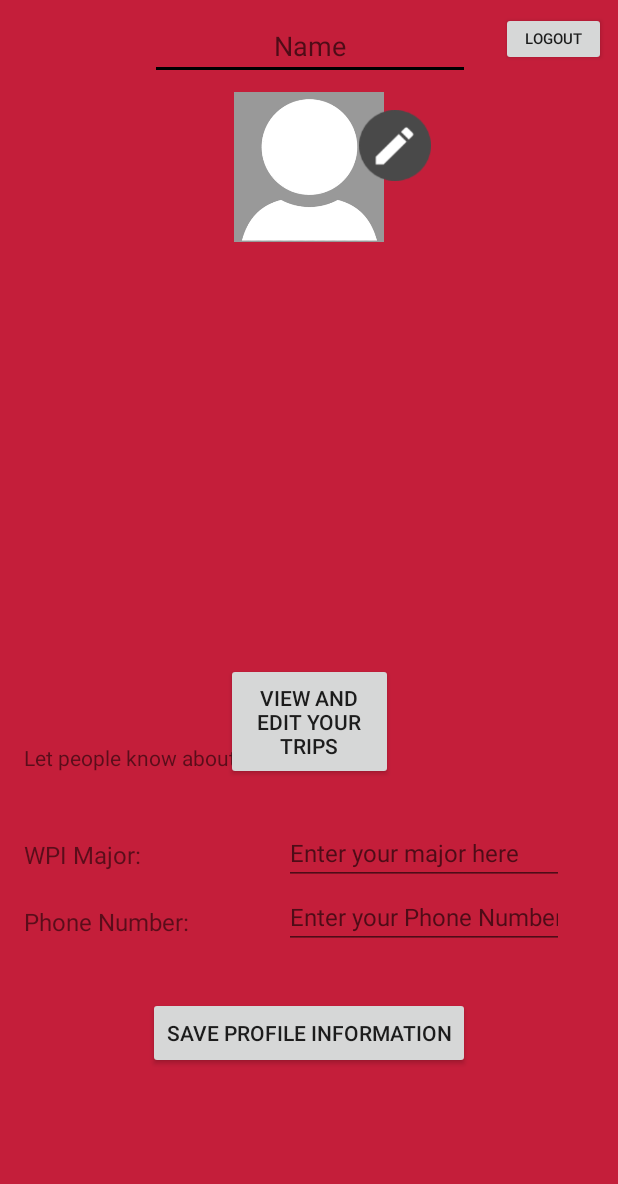
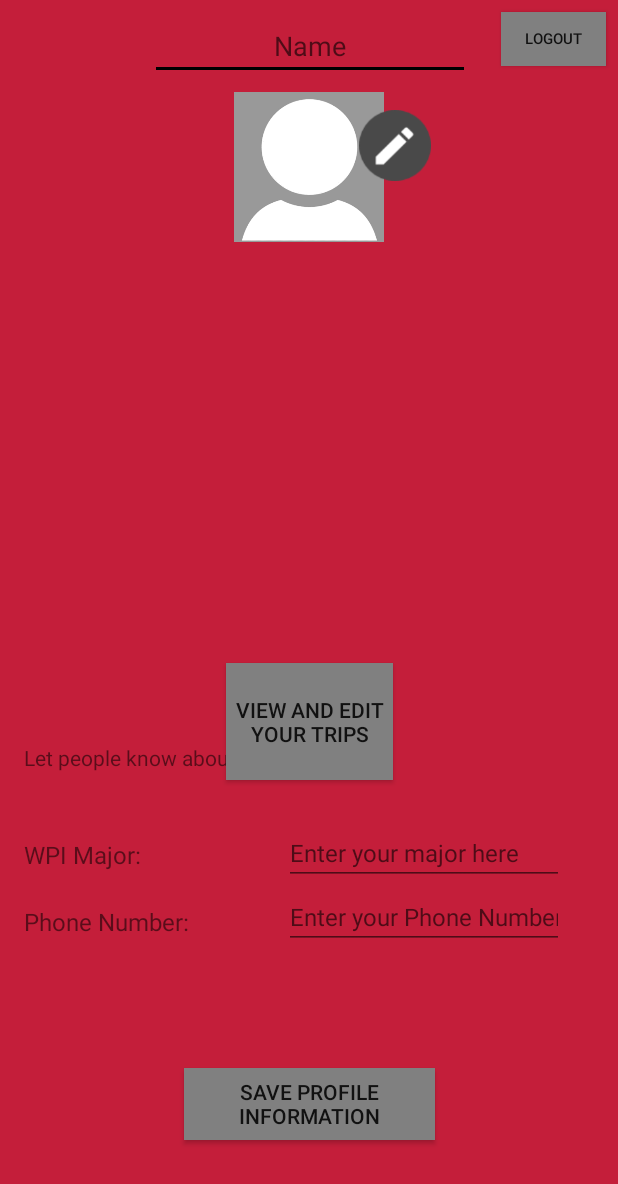
Before and after one commit to qaverill/CS4518GoatHome, an Android app: the UserProfileEdit screen opened directly, with no data from a screen before it, on a phone screen of 412 x 824 dp. Shown: the top 1184 px of the screen. Run offline under Robolectric (Android 15) with nearby library versions, the phone set to English and light mode, and no system bars; our stand-ins replace Firebase (no records; nobody signed in at launch, a user with empty details on screens opened directly).

Commit message:
Small changes

```diff
--- a/app/src/main/res/layout/activity_user_profile_edit.xml
+++ b/app/src/main/res/layout/activity_user_profile_edit.xml
@@ -142,18 +142,20 @@
 
     <Button
         android:id="@+id/Save"
-        android:layout_width="wrap_content"
+        android:layout_width="167dp"
         android:layout_height="wrap_content"
         android:layout_marginBottom="8dp"
         android:layout_marginEnd="8dp"
         android:layout_marginStart="8dp"
         android:layout_marginTop="8dp"
+        android:background="@color/grey"
         android:text="Save profile information"
         app:layout_constraintBottom_toBottomOf="parent"
         app:layout_constraintEnd_toEndOf="parent"
+        app:layout_constraintHorizontal_bias="0.502"
         app:layout_constraintStart_toStartOf="parent"
         app:layout_constraintTop_toTopOf="parent"
-        app:layout_constraintVertical_bias="0.864" />
+        app:layout_constraintVertical_bias="0.926" />
 
     <Button
         android:id="@+id/viewAndEditTripsButton"
@@ -162,6 +164,7 @@
         android:layout_marginBottom="304dp"
         android:layout_marginEnd="8dp"
         android:layout_marginStart="8dp"
+        android:background="@color/grey"
         android:text="VIEW AND EDIT YOUR TRIPS"
         app:layout_constraintBottom_toBottomOf="parent"
         app:layout_constraintEnd_toEndOf="parent"
@@ -176,6 +179,7 @@
         android:layout_marginEnd="8dp"
         android:layout_marginStart="8dp"
         android:layout_marginTop="8dp"
+        android:background="@color/grey"
         android:text="logout"
         android:textSize="10sp"
         app:layout_constraintBottom_toBottomOf="parent"
```
Also changed, not shown: app/src/main/java/edu/wpi/cs4518goathome/CreateTrip.java (+8 -7 lines), app/src/main/java/edu/wpi/cs4518goathome/EditTrip.java (+8 -7 lines), app/src/main/res/layout/activity_edit_trip.xml (+16 -16 lines).
